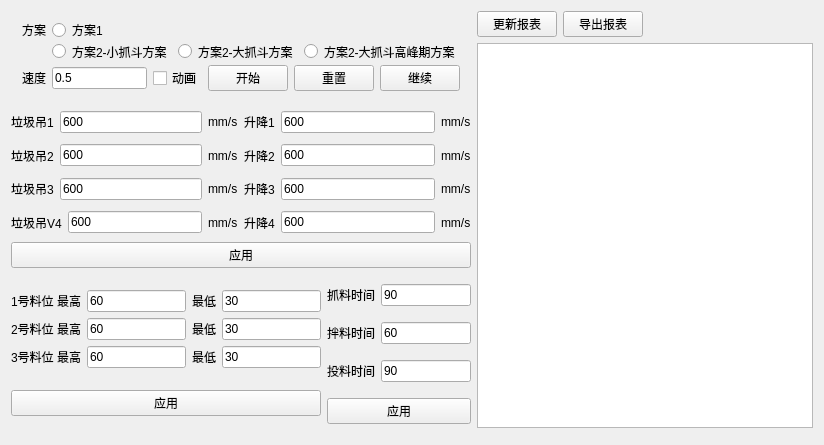
Qt form QuestClient/QuestClient.ui (Ohto-Ai-Dev/QuestCommandSender) before a commit.
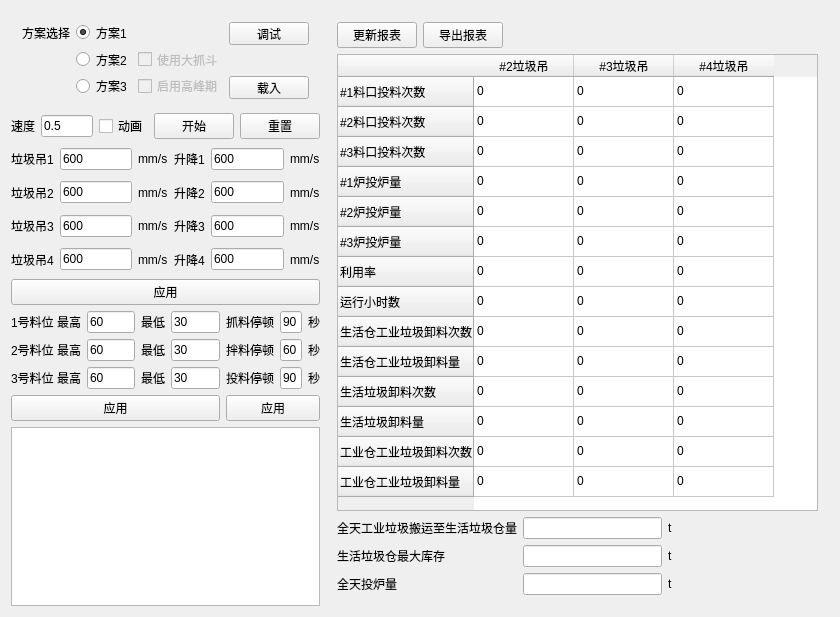
The same form after that commit.

Commit message: 界面更新和功能修改

Patch:
```diff
--- a/QuestClient/QuestClient.ui
+++ b/QuestClient/QuestClient.ui
@@ -6,32 +6,28 @@
    <rect>
     <x>0</x>
     <y>0</y>
-    <width>824</width>
-    <height>445</height>
+    <width>840</width>
+    <height>609</height>
    </rect>
   </property>
   <property name="windowTitle">
    <string>QuestClient</string>
   </property>
   <widget class="QWidget" name="centralWidget">
-   <layout class="QGridLayout" name="gridLayout_7">
-    <item row="0" column="0" rowspan="2">
-     <layout class="QGridLayout" name="gridLayout_6">
+   <layout class="QGridLayout" name="gridLayout_5">
       <item row="0" column="0" colspan="2">
        <widget class="QWidget" name="modelControllWidget" native="true">
         <property name="minimumSize">
          <size>
           <width>0</width>
-          <height>61</height>
-         </size>
-        </property>
-        <layout class="QVBoxLayout" name="verticalLayout">
-         <item>
-          <layout class="QGridLayout" name="gridLayout_5">
+        <height>85</height>
+       </size>
+      </property>
+      <layout class="QGridLayout" name="gridLayout_3">
            <item row="0" column="0">
             <widget class="QLabel" name="label_30">
              <property name="text">
-              <string>方案</string>
+          <string>方案选择</string>
              </property>
             </widget>
            </item>
@@ -40,22 +36,38 @@
              <property name="text">
               <string>方案1</string>
              </property>
-            </widget>
-           </item>
-           <item row="0" column="2" colspan="3">
+         <property name="checked">
+          <bool>true</bool>
+         </property>
+        </widget>
+       </item>
+       <item row="0" column="2">
             <spacer name="horizontalSpacer_3">
              <property name="orientation">
               <enum>Qt::Horizontal</enum>
              </property>
              <property name="sizeHint" stdset="0">
               <size>
-               <width>348</width>
+           <width>104</width>
                <height>18</height>
               </size>
              </property>
             </spacer>
            </item>
-           <item row="1" column="0">
+       <item row="0" column="3">
+        <widget class="QPushButton" name="debugButton">
+         <property name="minimumSize">
+          <size>
+           <width>0</width>
+           <height>23</height>
+          </size>
+         </property>
+         <property name="text">
+          <string>调试</string>
+         </property>
+        </widget>
+       </item>
+       <item row="1" column="0" rowspan="2">
             <spacer name="verticalSpacer">
              <property name="orientation">
               <enum>Qt::Vertical</enum>
@@ -63,35 +75,508 @@
              <property name="sizeHint" stdset="0">
               <size>
                <width>20</width>
-               <height>13</height>
+           <height>35</height>
               </size>
              </property>
             </spacer>
            </item>
-           <item row="1" column="1" colspan="2">
-            <widget class="QRadioButton" name="littleChoice">
+       <item row="1" column="1">
+        <widget class="QRadioButton" name="solution2Choice">
              <property name="text">
-              <string>方案2-小抓斗方案</string>
+          <string>方案2</string>
              </property>
             </widget>
            </item>
-           <item row="1" column="3">
-            <widget class="QRadioButton" name="bigChoice">
+       <item row="1" column="2">
+        <widget class="QCheckBox" name="useBigGrab">
+         <property name="enabled">
+          <bool>false</bool>
+         </property>
              <property name="text">
-              <string>方案2-大抓斗方案</string>
+          <string>使用大抓斗</string>
              </property>
             </widget>
            </item>
-           <item row="1" column="4">
-            <widget class="QRadioButton" name="bigChoiceDump">
+       <item row="2" column="1">
+        <widget class="QRadioButton" name="solution3Choice">
              <property name="text">
-              <string>方案2-大抓斗高峰期方案</string>
+          <string>方案3</string>
              </property>
             </widget>
            </item>
-          </layout>
-         </item>
-         <item>
+       <item row="2" column="2">
+        <widget class="QCheckBox" name="usePeakTime">
+         <property name="enabled">
+          <bool>false</bool>
+         </property>
+         <property name="text">
+          <string>启用高峰期</string>
+         </property>
+        </widget>
+       </item>
+       <item row="2" column="3">
+        <widget class="QPushButton" name="loadModel">
+         <property name="minimumSize">
+          <size>
+           <width>0</width>
+           <height>23</height>
+          </size>
+         </property>
+         <property name="text">
+          <string>载入</string>
+         </property>
+        </widget>
+       </item>
+      </layout>
+     </widget>
+    </item>
+    <item row="0" column="2" rowspan="5">
+     <widget class="QWidget" name="reportWidget" native="true">
+      <layout class="QGridLayout" name="gridLayout_4">
+       <item row="0" column="2" colspan="4">
+        <spacer name="horizontalSpacer">
+         <property name="orientation">
+          <enum>Qt::Horizontal</enum>
+         </property>
+         <property name="sizeHint" stdset="0">
+          <size>
+           <width>797</width>
+           <height>20</height>
+          </size>
+         </property>
+        </spacer>
+       </item>
+       <item row="2" column="5">
+        <spacer name="horizontalSpacer_2">
+         <property name="orientation">
+          <enum>Qt::Horizontal</enum>
+         </property>
+         <property name="sizeHint" stdset="0">
+          <size>
+           <width>136</width>
+           <height>20</height>
+          </size>
+         </property>
+        </spacer>
+       </item>
+       <item row="1" column="0" colspan="6">
+        <widget class="QTableWidget" name="agvReportTable">
+         <property name="minimumSize">
+          <size>
+           <width>453</width>
+           <height>457</height>
+          </size>
+         </property>
+         <property name="editTriggers">
+          <set>QAbstractItemView::NoEditTriggers</set>
+         </property>
+         <property name="verticalScrollMode">
+          <enum>QAbstractItemView::ScrollPerPixel</enum>
+         </property>
+         <row>
+          <property name="text">
+           <string>#1料口投料次数</string>
+          </property>
+         </row>
+         <row>
+          <property name="text">
+           <string>#2料口投料次数</string>
+          </property>
+         </row>
+         <row>
+          <property name="text">
+           <string>#3料口投料次数</string>
+          </property>
+         </row>
+         <row>
+          <property name="text">
+           <string>#1炉投炉量</string>
+          </property>
+         </row>
+         <row>
+          <property name="text">
+           <string>#2炉投炉量</string>
+          </property>
+         </row>
+         <row>
+          <property name="text">
+           <string>#3炉投炉量</string>
+          </property>
+         </row>
+         <row>
+          <property name="text">
+           <string>利用率</string>
+          </property>
+         </row>
+         <row>
+          <property name="text">
+           <string>运行小时数</string>
+          </property>
+         </row>
+         <row>
+          <property name="text">
+           <string>生活仓工业垃圾卸料次数</string>
+          </property>
+         </row>
+         <row>
+          <property name="text">
+           <string>生活仓工业垃圾卸料量</string>
+          </property>
+         </row>
+         <row>
+          <property name="text">
+           <string>生活垃圾卸料次数</string>
+          </property>
+         </row>
+         <row>
+          <property name="text">
+           <string>生活垃圾卸料量</string>
+          </property>
+         </row>
+         <row>
+          <property name="text">
+           <string>工业仓工业垃圾卸料次数</string>
+          </property>
+         </row>
+         <row>
+          <property name="text">
+           <string>工业仓工业垃圾卸料量</string>
+          </property>
+         </row>
+         <column>
+          <property name="text">
+           <string>#2垃圾吊</string>
+          </property>
+         </column>
+         <column>
+          <property name="text">
+           <string>#3垃圾吊</string>
+          </property>
+         </column>
+         <column>
+          <property name="text">
+           <string>#4垃圾吊</string>
+          </property>
+         </column>
+         <item row="0" column="0">
+          <property name="text">
+           <string>0</string>
+          </property>
+         </item>
+         <item row="0" column="1">
+          <property name="text">
+           <string>0</string>
+          </property>
+         </item>
+         <item row="0" column="2">
+          <property name="text">
+           <string>0</string>
+          </property>
+         </item>
+         <item row="1" column="0">
+          <property name="text">
+           <string>0</string>
+          </property>
+         </item>
+         <item row="1" column="1">
+          <property name="text">
+           <string>0</string>
+          </property>
+         </item>
+         <item row="1" column="2">
+          <property name="text">
+           <string>0</string>
+          </property>
+         </item>
+         <item row="2" column="0">
+          <property name="text">
+           <string>0</string>
+          </property>
+         </item>
+         <item row="2" column="1">
+          <property name="text">
+           <string>0</string>
+          </property>
+         </item>
+         <item row="2" column="2">
+          <property name="text">
+           <string>0</string>
+          </property>
+         </item>
+         <item row="3" column="0">
+          <property name="text">
+           <string>0</string>
+          </property>
+         </item>
+         <item row="3" column="1">
+          <property name="text">
+           <string>0</string>
+          </property>
+         </item>
+         <item row="3" column="2">
+          <property name="text">
+           <string>0</string>
+          </property>
+         </item>
+         <item row="4" column="0">
+          <property name="text">
+           <string>0</string>
+          </property>
+         </item>
+         <item row="4" column="1">
+          <property name="text">
+           <string>0</string>
+          </property>
+         </item>
+         <item row="4" column="2">
+          <property name="text">
+           <string>0</string>
+          </property>
+         </item>
+         <item row="5" column="0">
+          <property name="text">
+           <string>0</string>
+          </property>
+         </item>
+         <item row="5" column="1">
+          <property name="text">
+           <string>0</string>
+          </property>
+         </item>
+         <item row="5" column="2">
+          <property name="text">
+           <string>0</string>
+          </property>
+         </item>
+         <item row="6" column="0">
+          <property name="text">
+           <string>0</string>
+          </property>
+         </item>
+         <item row="6" column="1">
+          <property name="text">
+           <string>0</string>
+          </property>
+         </item>
+         <item row="6" column="2">
+          <property name="text">
+           <string>0</string>
+          </property>
+         </item>
+         <item row="7" column="0">
+          <property name="text">
+           <string>0</string>
+          </property>
+         </item>
+         <item row="7" column="1">
+          <property name="text">
+           <string>0</string>
+          </property>
+         </item>
+         <item row="7" column="2">
+          <property name="text">
+           <string>0</string>
+          </property>
+         </item>
+         <item row="8" column="0">
+          <property name="text">
+           <string>0</string>
+          </property>
+         </item>
+         <item row="8" column="1">
+          <property name="text">
+           <string>0</string>
+          </property>
+         </item>
+         <item row="8" column="2">
+          <property name="text">
+           <string>0</string>
+          </property>
+         </item>
+         <item row="9" column="0">
+          <property name="text">
+           <string>0</string>
+          </property>
+         </item>
+         <item row="9" column="1">
+          <property name="text">
+           <string>0</string>
+          </property>
+         </item>
+         <item row="9" column="2">
+          <property name="text">
+           <string>0</string>
+          </property>
+         </item>
+         <item row="10" column="0">
+          <property name="text">
+           <string>0</string>
+          </property>
+         </item>
+         <item row="10" column="1">
+          <property name="text">
+           <string>0</string>
+          </property>
+         </item>
+         <item row="10" column="2">
+          <property name="text">
+           <string>0</string>
+          </property>
+         </item>
+         <item row="11" column="0">
+          <property name="text">
+           <string>0</string>
+          </property>
+         </item>
+         <item row="11" column="1">
+          <property name="text">
+           <string>0</string>
+          </property>
+         </item>
+         <item row="11" column="2">
+          <property name="text">
+           <string>0</string>
+          </property>
+         </item>
+         <item row="12" column="0">
+          <property name="text">
+           <string>0</string>
+          </property>
+         </item>
+         <item row="12" column="1">
+          <property name="text">
+           <string>0</string>
+          </property>
+         </item>
+         <item row="12" column="2">
+          <property name="text">
+           <string>0</string>
+          </property>
+         </item>
+         <item row="13" column="0">
+          <property name="text">
+           <string>0</string>
+          </property>
+         </item>
+         <item row="13" column="1">
+          <property name="text">
+           <string>0</string>
+          </property>
+         </item>
+         <item row="13" column="2">
+          <property name="text">
+           <string>0</string>
+          </property>
+         </item>
+        </widget>
+       </item>
+       <item row="2" column="3">
+        <widget class="QLineEdit" name="dgyTotal">
+         <property name="readOnly">
+          <bool>true</bool>
+         </property>
+        </widget>
+       </item>
+       <item row="4" column="0">
+        <widget class="QLabel" name="label_32">
+         <property name="text">
+          <string>全天投炉量</string>
+         </property>
+        </widget>
+       </item>
+       <item row="0" column="0">
+        <widget class="QPushButton" name="updateReport">
+         <property name="text">
+          <string>更新报表</string>
+         </property>
+        </widget>
+       </item>
+       <item row="3" column="0" colspan="2">
+        <widget class="QLabel" name="label_31">
+         <property name="text">
+          <string>生活垃圾仓最大库存</string>
+         </property>
+        </widget>
+       </item>
+       <item row="3" column="5">
+        <spacer name="horizontalSpacer_4">
+         <property name="orientation">
+          <enum>Qt::Horizontal</enum>
+         </property>
+         <property name="sizeHint" stdset="0">
+          <size>
+           <width>136</width>
+           <height>20</height>
+          </size>
+         </property>
+        </spacer>
+       </item>
+       <item row="2" column="0" colspan="3">
+        <widget class="QLabel" name="label_24">
+         <property name="text">
+          <string>全天工业垃圾搬运至生活垃圾仓量</string>
+         </property>
+        </widget>
+       </item>
+       <item row="3" column="3">
+        <widget class="QLineEdit" name="liaocangTotal">
+         <property name="readOnly">
+          <bool>true</bool>
+         </property>
+        </widget>
+       </item>
+       <item row="4" column="5">
+        <spacer name="horizontalSpacer_5">
+         <property name="orientation">
+          <enum>Qt::Horizontal</enum>
+         </property>
+         <property name="sizeHint" stdset="0">
+          <size>
+           <width>136</width>
+           <height>20</height>
+          </size>
+         </property>
+        </spacer>
+       </item>
+       <item row="0" column="1">
+        <widget class="QPushButton" name="exportReport">
+         <property name="text">
+          <string>导出报表</string>
+         </property>
+        </widget>
+       </item>
+       <item row="4" column="3">
+        <widget class="QLineEdit" name="touluTotal">
+         <property name="readOnly">
+          <bool>true</bool>
+         </property>
+        </widget>
+       </item>
+       <item row="4" column="4">
+        <widget class="QLabel" name="label_33">
+         <property name="text">
+          <string>t</string>
+         </property>
+        </widget>
+       </item>
+       <item row="3" column="4">
+        <widget class="QLabel" name="label_34">
+         <property name="text">
+          <string>t</string>
+         </property>
+        </widget>
+       </item>
+       <item row="2" column="4">
+        <widget class="QLabel" name="label_35">
+         <property name="text">
+          <string>t</string>
+         </property>
+        </widget>
+       </item>
+      </layout>
+     </widget>
+    </item>
+    <item row="1" column="0" colspan="2">
           <layout class="QHBoxLayout" name="horizontalLayout_19">
            <item>
             <widget class="QLabel" name="label">
@@ -122,29 +607,19 @@
             </widget>
            </item>
            <item>
-            <widget class="QPushButton" name="resetSim">
+       <widget class="QPushButton" name="resetButton">
              <property name="text">
               <string>重置</string>
              </property>
             </widget>
            </item>
-           <item>
-            <widget class="QPushButton" name="continueSim">
-             <property name="text">
-              <string>继续</string>
-             </property>
-            </widget>
-           </item>
-          </layout>
-         </item>
-        </layout>
-       </widget>
-      </item>
-      <item row="1" column="0" colspan="2">
+     </layout>
+    </item>
+    <item row="2" column="0" colspan="2">
        <widget class="QWidget" name="agvSpeedWidget" native="true">
         <property name="minimumSize">
          <size>
-          <width>221</width>
+        <width>100</width>
           <height>160</height>
          </size>
         </property>
@@ -318,7 +793,7 @@
              <item>
               <widget class="QLabel" name="label_4">
                <property name="text">
-                <string>垃圾吊V4</string>
+              <string>垃圾吊4</string>
                </property>
               </widget>
              </item>
@@ -375,83 +850,21 @@
         </layout>
        </widget>
       </item>
-      <item row="2" column="0">
+    <item row="3" column="0">
        <widget class="QWidget" name="levelWidget" native="true">
-        <property name="minimumSize">
-         <size>
-          <width>221</width>
-          <height>160</height>
-         </size>
-        </property>
-        <layout class="QVBoxLayout" name="verticalLayout_3">
-         <property name="leftMargin">
-          <number>0</number>
-         </property>
-         <property name="topMargin">
-          <number>0</number>
-         </property>
-         <property name="rightMargin">
-          <number>0</number>
-         </property>
-         <property name="bottomMargin">
-          <number>0</number>
-         </property>
-         <item>
           <layout class="QGridLayout" name="gridLayout_2">
-           <item row="1" column="0">
-            <layout class="QHBoxLayout" name="horizontalLayout_13">
-             <item>
-              <widget class="QLabel" name="label_11">
-               <property name="text">
-                <string>2号料位 最高</string>
-               </property>
-              </widget>
-             </item>
-             <item>
-              <widget class="QLineEdit" name="levelH2">
-               <property name="text">
-                <string>60</string>
-               </property>
-              </widget>
-             </item>
-            </layout>
-           </item>
-           <item row="2" column="1">
-            <layout class="QHBoxLayout" name="horizontalLayout_16">
-             <item>
-              <widget class="QLabel" name="label_14">
-               <property name="text">
-                <string>最低</string>
-               </property>
-              </widget>
-             </item>
-             <item>
-              <widget class="QLineEdit" name="levelL3">
-               <property name="text">
-                <string>30</string>
-               </property>
-              </widget>
-             </item>
-            </layout>
-           </item>
-           <item row="1" column="1">
-            <layout class="QHBoxLayout" name="horizontalLayout_14">
-             <item>
-              <widget class="QLabel" name="label_12">
-               <property name="text">
-                <string>最低</string>
-               </property>
-              </widget>
-             </item>
-             <item>
-              <widget class="QLineEdit" name="levelL2">
-               <property name="text">
-                <string>30</string>
-               </property>
-              </widget>
-             </item>
-            </layout>
-           </item>
+       <property name="leftMargin">
+        <number>0</number>
+       </property>
+       <property name="topMargin">
+        <number>0</number>
+       </property>
+       <property name="rightMargin">
+        <number>0</number>
+       </property>
+       <property name="bottomMargin">
+        <number>0</number>
+       </property>
            <item row="0" column="0">
             <layout class="QHBoxLayout" name="horizontalLayout_11">
              <item>
@@ -488,6 +901,42 @@
              </item>
             </layout>
            </item>
+       <item row="1" column="0">
+        <layout class="QHBoxLayout" name="horizontalLayout_13">
+         <item>
+          <widget class="QLabel" name="label_11">
+           <property name="text">
+            <string>2号料位 最高</string>
+           </property>
+          </widget>
+         </item>
+         <item>
+          <widget class="QLineEdit" name="levelH2">
+           <property name="text">
+            <string>60</string>
+           </property>
+          </widget>
+         </item>
+        </layout>
+       </item>
+       <item row="1" column="1">
+        <layout class="QHBoxLayout" name="horizontalLayout_14">
+         <item>
+          <widget class="QLabel" name="label_12">
+           <property name="text">
+            <string>最低</string>
+           </property>
+          </widget>
+         </item>
+         <item>
+          <widget class="QLineEdit" name="levelL2">
+           <property name="text">
+            <string>30</string>
+           </property>
+          </widget>
+         </item>
+        </layout>
+       </item>
            <item row="2" column="0">
             <layout class="QHBoxLayout" name="horizontalLayout_15">
              <item>
@@ -506,9 +955,25 @@
              </item>
             </layout>
            </item>
-          </layout>
-         </item>
-         <item>
+       <item row="2" column="1">
+        <layout class="QHBoxLayout" name="horizontalLayout_16">
+         <item>
+          <widget class="QLabel" name="label_14">
+           <property name="text">
+            <string>最低</string>
+           </property>
+          </widget>
+         </item>
+         <item>
+          <widget class="QLineEdit" name="levelL3">
+           <property name="text">
+            <string>30</string>
+           </property>
+          </widget>
+         </item>
+        </layout>
+       </item>
+       <item row="3" column="0" colspan="2">
           <widget class="QPushButton" name="sendLevel">
            <property name="text">
             <string>应用</string>
@@ -518,7 +983,7 @@
         </layout>
        </widget>
       </item>
-      <item row="2" column="1">
+    <item row="3" column="1">
        <widget class="QWidget" name="timeWidget" native="true">
         <layout class="QVBoxLayout" name="verticalLayout_5">
          <property name="leftMargin">
@@ -538,7 +1003,7 @@
            <item>
             <widget class="QLabel" name="label_19">
              <property name="text">
-              <string>抓料时间</string>
+            <string>抓料停顿</string>
              </property>
             </widget>
            </item>
@@ -549,6 +1014,13 @@
              </property>
             </widget>
            </item>
+         <item>
+          <widget class="QLabel" name="label_17">
+           <property name="text">
+            <string>秒</string>
+           </property>
+          </widget>
+         </item>
           </layout>
          </item>
          <item>
@@ -556,7 +1028,7 @@
            <item>
             <widget class="QLabel" name="label_16">
              <property name="text">
-              <string>拌料时间</string>
+            <string>拌料停顿</string>
              </property>
             </widget>
            </item>
@@ -567,6 +1039,13 @@
              </property>
             </widget>
            </item>
+         <item>
+          <widget class="QLabel" name="label_20">
+           <property name="text">
+            <string>秒</string>
+           </property>
+          </widget>
+         </item>
           </layout>
          </item>
          <item>
@@ -574,7 +1053,7 @@
            <item>
             <widget class="QLabel" name="label_21">
              <property name="text">
-              <string>投料时间</string>
+            <string>投料停顿</string>
              </property>
             </widget>
            </item>
@@ -585,6 +1064,13 @@
              </property>
             </widget>
            </item>
+         <item>
+          <widget class="QLabel" name="label_23">
+           <property name="text">
+            <string>秒</string>
+           </property>
+          </widget>
+         </item>
           </layout>
          </item>
          <item>
@@ -597,59 +1083,8 @@
         </layout>
        </widget>
       </item>
-     </layout>
-    </item>
-    <item row="0" column="1">
-     <widget class="QWidget" name="reportWidget" native="true">
-      <layout class="QGridLayout" name="gridLayout_4">
-       <property name="leftMargin">
-        <number>0</number>
-       </property>
-       <property name="topMargin">
-        <number>0</number>
-       </property>
-       <property name="rightMargin">
-        <number>0</number>
-       </property>
-       <property name="bottomMargin">
-        <number>0</number>
-       </property>
-       <item row="0" column="0">
-        <widget class="QPushButton" name="updateReport">
-         <property name="text">
-          <string>更新报表</string>
-         </property>
-        </widget>
-       </item>
-       <item row="0" column="1">
-        <widget class="QPushButton" name="exportReport">
-         <property name="text">
-          <string>导出报表</string>
-         </property>
-        </widget>
-       </item>
-       <item row="0" column="2">
-        <spacer name="horizontalSpacer">
-         <property name="orientation">
-          <enum>Qt::Horizontal</enum>
-         </property>
-         <property name="sizeHint" stdset="0">
-          <size>
-           <width>797</width>
-           <height>20</height>
-          </size>
-         </property>
-        </spacer>
-       </item>
-       <item row="1" column="0" colspan="3">
-        <widget class="QTextBrowser" name="reportBrowser">
-         <property name="contextMenuPolicy">
-          <enum>Qt::CustomContextMenu</enum>
-         </property>
-        </widget>
-       </item>
-      </layout>
-     </widget>
+    <item row="4" column="0" colspan="2">
+     <widget class="QTextBrowser" name="logBrowser"/>
     </item>
    </layout>
   </widget>
```
Lines whose indentation alone changed are shown as unchanged. The commit also changes 4 other files.
